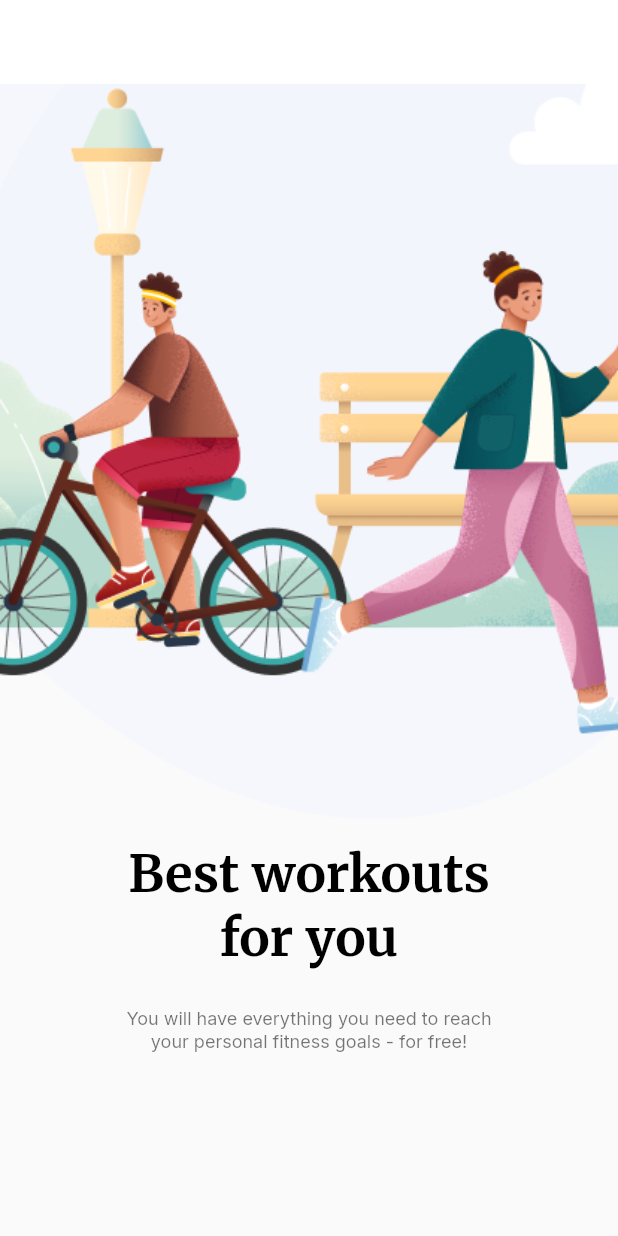
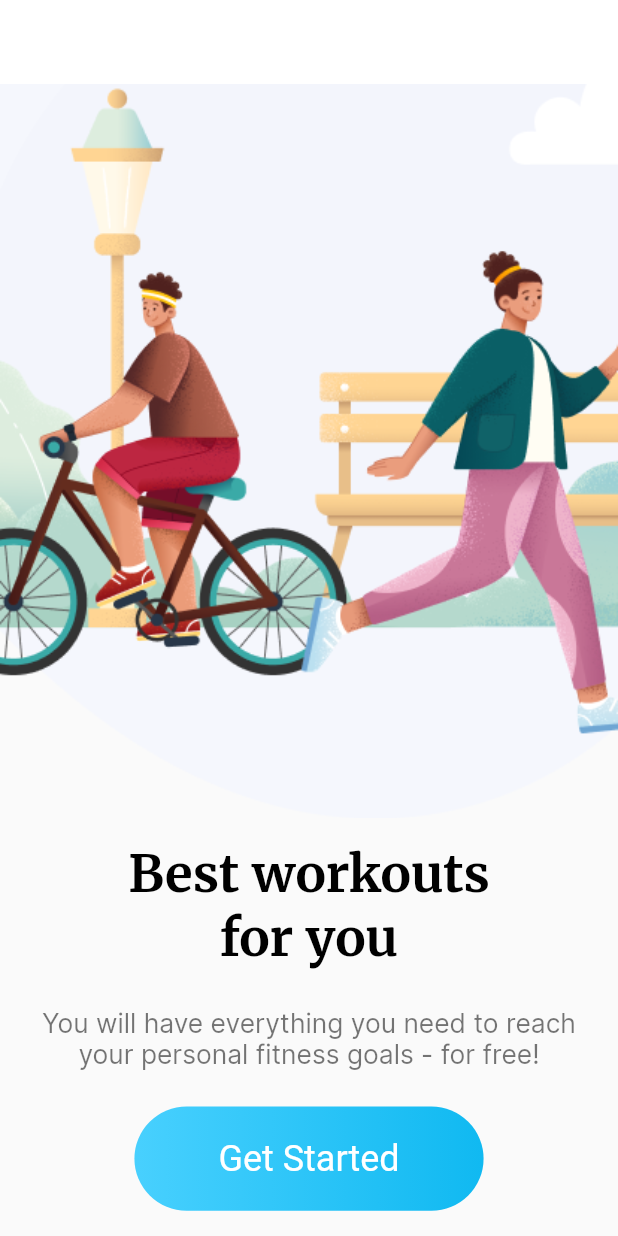
Before and after one commit to ImrulEmon/Health-Fitness, a Flutter app: the screen it shows after launch, on a phone screen of 412 x 824 dp. Run offline on Flutter 3.47's test engine with Material 2 defaults, Android fonts, the phone set to English and light mode, and no system bars; our stand-ins replace google_fonts.

```diff
--- a/lib/constants/colors.dart
+++ b/lib/constants/hl_constants.dart
@@ -17,3 +17,7 @@ const double paddingDft = 16.0;
 // ===== Images =====
 
 String onboardImg = 'assets/images/onboaredPic.png';
+String menuIcon = 'assets/images/menu-icon.png';
+String avaterImg = 'assets/images/avater.png';
+
+// ===== Media Quary =====
--- a/lib/main.dart
+++ b/lib/main.dart
@@ -2,7 +2,7 @@ import 'package:flutter/material.dart';
 import 'package:flutter/services.dart';
 
 import 'screens/onboarding_page.dart';
-import './constants/colors.dart';
+import 'constants/hl_constants.dart';
 
 void main() {
   runApp(const MyApp());
@@ -20,9 +20,12 @@ class MyApp extends StatelessWidget {
       title: 'Health Fitness',
       theme: ThemeData(
         primarySwatch: Colors.green,
+        backgroundColor: hlBgc,
         appBarTheme: const AppBarTheme(
+          backgroundColor: hlBgc,
+          foregroundColor: Colors.black,
+          centerTitle: true,
           iconTheme: IconThemeData(color: Colors.black),
-          color: hlBgc,
           elevation: 0,
         ),
         textTheme: const TextTheme(
--- a/lib/screens/onboarding_page.dart
+++ b/lib/screens/onboarding_page.dart
@@ -1,6 +1,7 @@
 import 'package:google_fonts/google_fonts.dart';
 import 'package:flutter/material.dart';
-import '../constants/colors.dart';
+import 'package:health_fitness/screens/home_page.dart';
+import '../constants/hl_constants.dart';
 
 class OnboardingPage extends StatelessWidget {
   const OnboardingPage({super.key});
@@ -33,9 +34,36 @@ class OnboardingPage extends StatelessWidget {
           Text(
             'You will have everything you need to reach\nyour personal fitness goals - for free!',
             style: GoogleFonts.inter(
-              textStyle: textTheme.caption,
+                textStyle: textTheme.caption, fontSize: paddingDft * 1.1),
+            textAlign: TextAlign.center,
+          ),
+          const SizedBox(
+            height: paddingDft * 1.5,
+          ),
+          GestureDetector(
+            onTap: () {
+              Navigator.push(
+                context,
+                MaterialPageRoute(builder: (context) => const HomePage()),
+              );
+            },
+            child: Container(
+              padding: const EdgeInsets.symmetric(
+                horizontal: paddingDft * 3.5,
+                vertical: paddingDft * 1.3,
+              ),
+              decoration: BoxDecoration(
+                  gradient: const LinearGradient(
+                      colors: [Color(0xFF48D0FE), Color(0xFF10B9F1)]),
+                  borderRadius: BorderRadius.circular(40.0)),
+              child: const Text(
+                'Get Started',
+                style: TextStyle(
+                  color: Colors.white,
+                  fontSize: 24.0,
+                ),
+              ),
             ),
-            textAlign: TextAlign.center,
           ),
         ],
       ),
```
Also changed, not shown: lib/screens/home_page.dart (+55 -0 lines), lib/widgets/circle_avater_widget.dart (added, +17 -0 lines), pubspec.yaml (+4 -4 lines), assets/fonts/Inter-Regular.ttf (added), assets/images/avater.png (added), assets/images/menu-icon.png (added).
